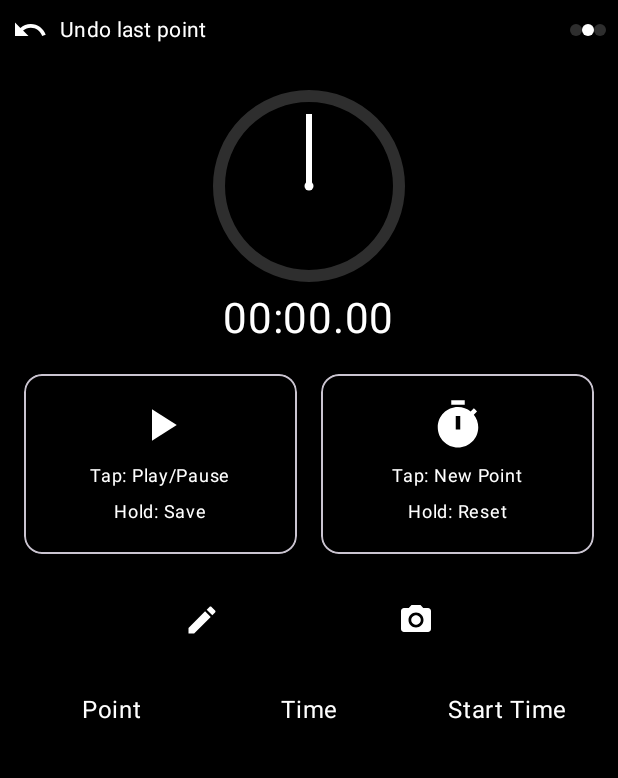
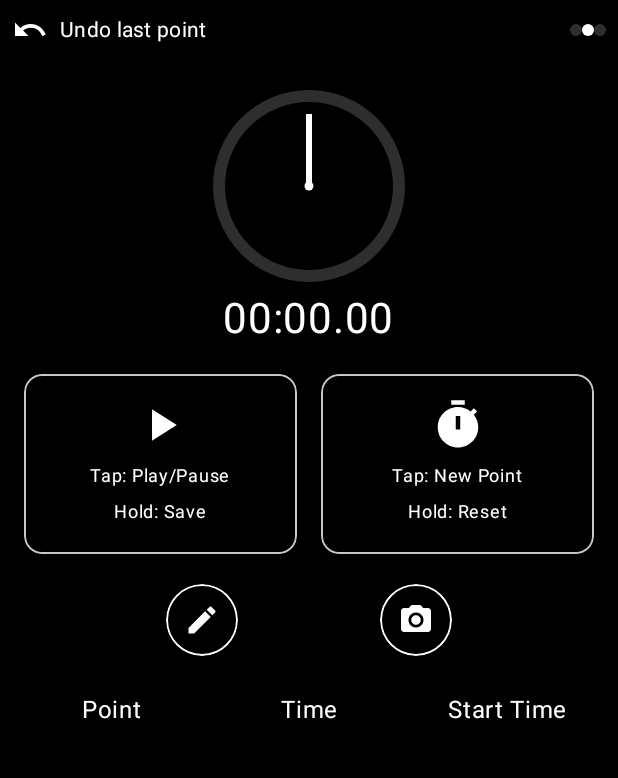
Before and after one commit to eliasnollnollett/Stopwatch-Metrics, an Android app built with Jetpack Compose: the screen it shows after launch (MainActivity), after a tap on "Toggle Images", on a phone screen of 412 x 824 dp, the part 96-874 px from its top. Run offline under Robolectric (Android 15) with nearby library versions, the light colour scheme and no system bars; our stand-ins replace accompanist; libraries missing offline, so code that uses them is left out: androidx.camera.core, androidx.camera.lifecycle, androidx.camera.view, androidx.core.app, androidx.core.content and 9 more; pictures from the network do not load; 2 other taps on this screen came first.

Commit message:
Restore circular border around comment & image toggle icons

```diff
--- a/app/src/main/java/com/example/stopwatchmetrics/MainActivity.kt
+++ b/app/src/main/java/com/example/stopwatchmetrics/MainActivity.kt
@@ -2405,26 +2405,42 @@ fun MainScreen(
                                     .padding(horizontal = 8.dp),
                                 horizontalArrangement = Arrangement.SpaceEvenly
                             ) {
-                                // toggle “show comment column”
-                                IconButton(onClick = {
-                                    // invert the two settings so that the column appears immediately
+                                // Toggle Comments
+                                IconButton(
+                                    onClick = {
                                         val newSettings = sheetSettings.copy(
                                             showComment      = !sheetSettings.showComment,
                                             showEmptyComment = true
                                         )
-                                    // persist immediately
                                         CoroutineScope(Dispatchers.IO).launch {
                                             saveSheetSettings(context, newSettings)
                                         }
-                                }) {
-                                    Icon(Icons.Filled.Edit,
+                                    },
+                                    modifier = Modifier
+                                        .size(48.dp)                          // make the touch target big enough
+                                        .clip(CircleShape)                    // clip to circle
+                                        .border(
+                                            width = 1.dp,
+                                            color = if (sheetSettings.showComment)
+                                                MaterialTheme.colorScheme.primary
+                                            else
+                                                MaterialTheme.colorScheme.onBackground,
+                                            shape = CircleShape
+                                        )
+                                ) {
+                                    Icon(
+                                        Icons.Filled.Edit,
                                         contentDescription = "Toggle Comments",
-                                        tint = if (sheetSettings.showComment) MaterialTheme.colorScheme.primary
-                                        else MaterialTheme.colorScheme.onBackground)
-                                }
-
-                                // toggle “show image column”
-                                IconButton(onClick = {
+                                        tint = if (sheetSettings.showComment)
+                                            MaterialTheme.colorScheme.primary
+                                        else
+                                            MaterialTheme.colorScheme.onBackground
+                                    )
+                                }
+
+                                // Toggle Images
+                                IconButton(
+                                    onClick = {
                                         val newSettings = sheetSettings.copy(
                                             showImage      = !sheetSettings.showImage,
                                             showEmptyImage = true
@@ -2432,13 +2448,30 @@ fun MainScreen(
                                         CoroutineScope(Dispatchers.IO).launch {
                                             saveSheetSettings(context, newSettings)
                                         }
-                                }) {
-                                    Icon(Icons.Filled.CameraAlt,
+                                    },
+                                    modifier = Modifier
+                                        .size(48.dp)
+                                        .clip(CircleShape)
+                                        .border(
+                                            width = 1.dp,
+                                            color = if (sheetSettings.showImage)
+                                                MaterialTheme.colorScheme.primary
+                                            else
+                                                MaterialTheme.colorScheme.onBackground,
+                                            shape = CircleShape
+                                        )
+                                ) {
+                                    Icon(
+                                        Icons.Filled.CameraAlt,
                                         contentDescription = "Toggle Images",
-                                        tint = if (sheetSettings.showImage) MaterialTheme.colorScheme.primary
-                                        else MaterialTheme.colorScheme.onBackground)
-                                }
-                            }
+                                        tint = if (sheetSettings.showImage)
+                                            MaterialTheme.colorScheme.primary
+                                        else
+                                            MaterialTheme.colorScheme.onBackground
+                                    )
+                                }
+                            }
+
 
                             Spacer(Modifier.height(16.dp))
 
```
Lines whose indentation alone changed are shown as unchanged.
